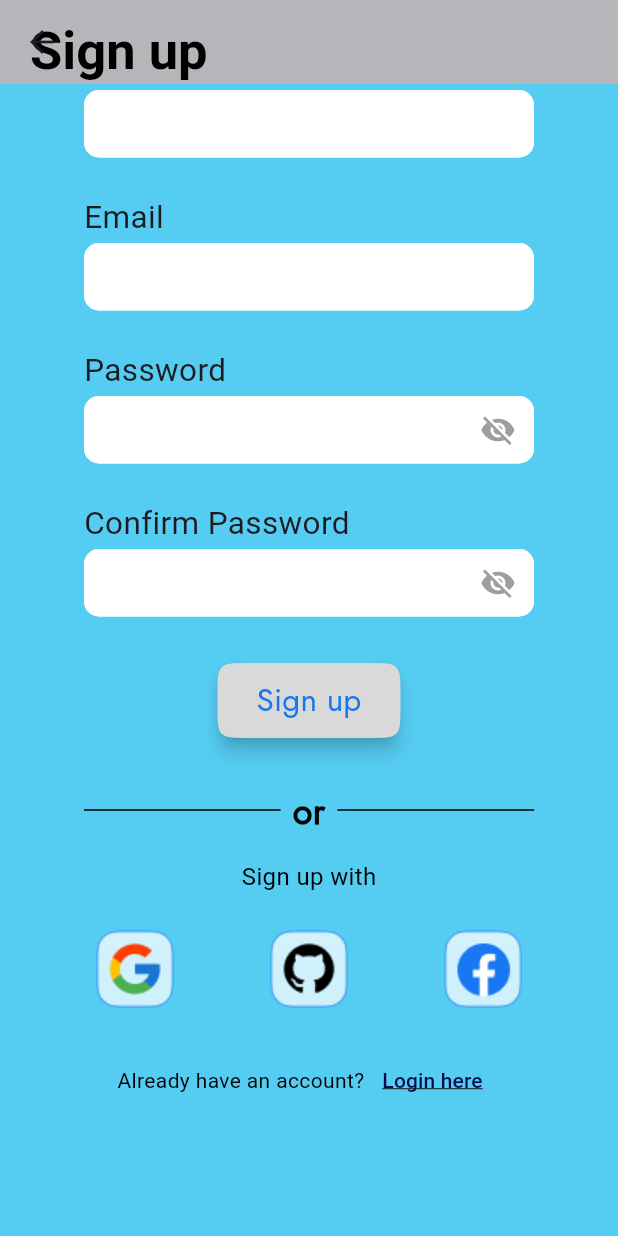
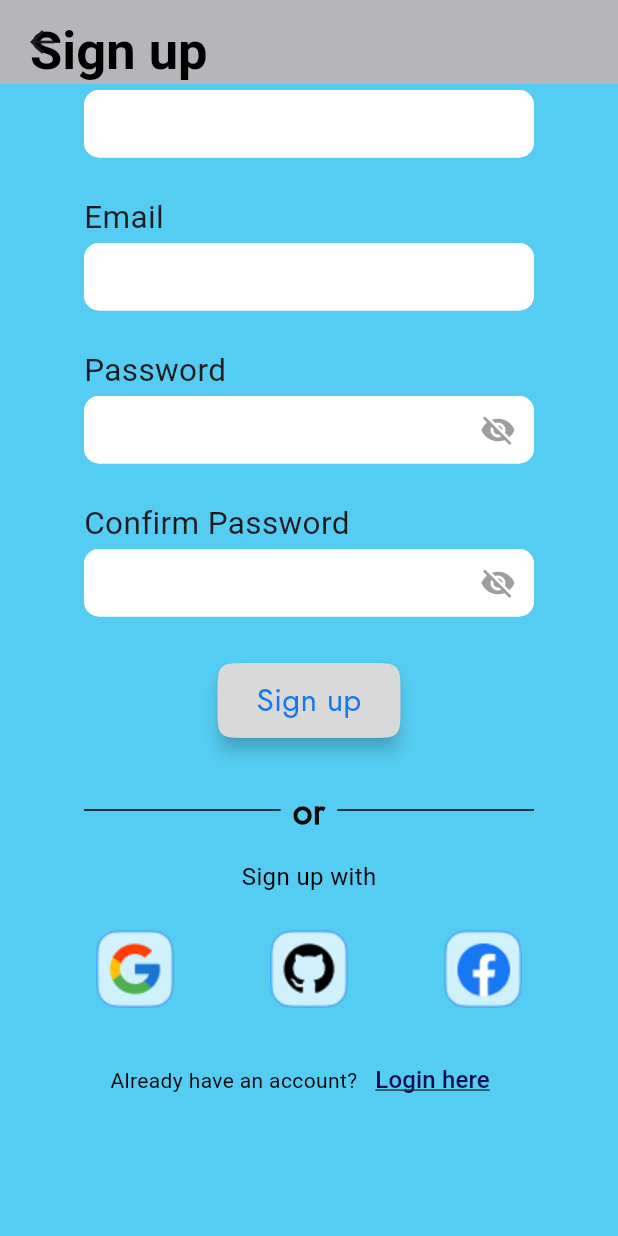
Before and after one commit to godwinsallah16/alx_eventify, a Flutter app: the SignUpScreen screen opened by its route, scrolled down 383 dp, on a phone screen of 412 x 824 dp. Run offline on Flutter 3.47's test engine with Material 3 defaults, Android fonts, the phone set to English and light mode, and no system bars; our stand-ins replace connectivity_plus, internet_connection_checker.

```diff
--- a/lib/presentation/authentication/login.dart
+++ b/lib/presentation/authentication/login.dart
@@ -164,7 +164,7 @@ class LoginScreen extends StatelessWidget {
                             "Sign up",
                             style: TextStyle(
                               color: Color(0xFF000C4E),
-                              fontSize: 14,
+                              fontSize: 16,
                               decoration: TextDecoration.underline,
                             ),
                           ),
--- a/lib/presentation/authentication/singup.dart
+++ b/lib/presentation/authentication/singup.dart
@@ -155,7 +155,7 @@ class SignUpScreen extends StatelessWidget {
                             "Login here",
                             style: TextStyle(
                               color: Color(0xFF000C4E),
-                              fontSize: 14,
+                              fontSize: 16,
                               decoration: TextDecoration.underline,
                             ),
                           ),
```
